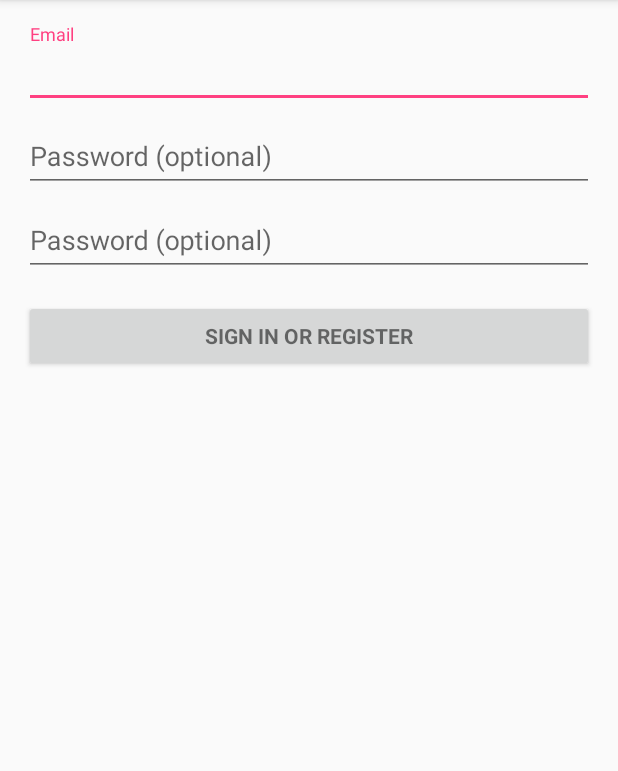
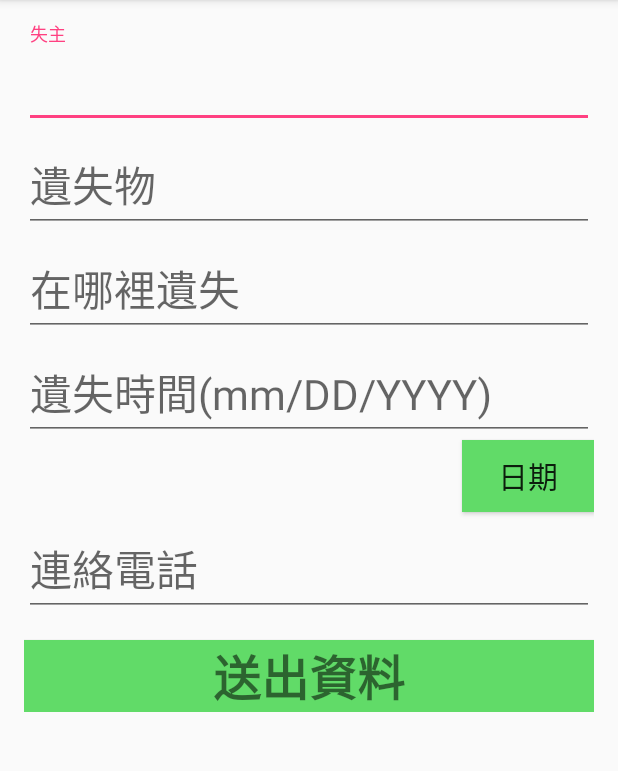
Before and after one commit to OUYU/Android_Subject_Lost-And-Find, an Android app: the LostThingDatainputActivity screen opened directly, with no data from a screen before it, on a phone screen of 412 x 824 dp, the part 84-855 px from its top. Run offline under Robolectric (Android 15) with nearby library versions, the phone set to English and light mode, and no system bars.

Commit message:
Login_Judgment Lost_Thing_Datainput_Activity

```diff
--- a/app/src/main/java/com/example/myapplication/LostThingDatainputActivity.java
+++ b/app/src/main/java/com/example/myapplication/LostThingDatainputActivity.java
@@ -3,6 +3,8 @@ package com.example.myapplication;
 import android.animation.Animator;
 import android.animation.AnimatorListenerAdapter;
 import android.annotation.TargetApi;
+import android.app.DatePickerDialog;
+import android.content.Intent;
 import android.content.pm.PackageManager;
 import android.support.annotation.NonNull;
 import android.support.design.widget.Snackbar;
@@ -26,10 +28,13 @@ import android.view.inputmethod.EditorInfo;
 import android.widget.ArrayAdapter;
 import android.widget.AutoCompleteTextView;
 import android.widget.Button;
+import android.widget.DatePicker;
 import android.widget.EditText;
 import android.widget.TextView;
+import android.widget.Toast;
 
 import java.util.ArrayList;
+import java.util.Calendar;
 import java.util.List;
 
 import static android.Manifest.permission.READ_CONTACTS;
@@ -39,40 +44,61 @@ import static android.Manifest.permission.READ_CONTACTS;
  */
 public class LostThingDatainputActivity extends AppCompatActivity implements LoaderCallbacks<Cursor> {
 
+    Calendar c = Calendar.getInstance();
+
     // UI references.
-    private AutoCompleteTextView mEmailView;
-    private EditText mPasswordView;
-    private View mProgressView;
-    private View mLoginFormView;
+    private EditText WhoLose;
+    private EditText WhatLose;
+    private EditText WhereLose;
+    private EditText WhenLose;
+    private EditText Connection;
+
+    // button
+    private Button submit;
+    private Button dateSelect;
 
     @Override
     protected void onCreate(Bundle savedInstanceState) {
         super.onCreate(savedInstanceState);
         setContentView(R.layout.activity_lost_thing_datainput);
+
         // Set up the login form.
-        mEmailView = (AutoCompleteTextView) findViewById(R.id.email);
-        mPasswordView = (EditText) findViewById(R.id.password);
-        mPasswordView.setOnEditorActionListener(new TextView.OnEditorActionListener() {
-            @Override
-            public boolean onEditorAction(TextView textView, int id, KeyEvent keyEvent) {
-                if (id == R.id.login || id == EditorInfo.IME_NULL) {
-                    attemptLogin();
-                    return true;
-                }
-                return false;
-            }
-        });
+        WhoLose = (EditText) findViewById(R.id.WhoLose);
+        WhatLose = (EditText) findViewById(R.id.WhatLose);
+        WhereLose = (EditText) findViewById(R.id.WhereLose);
+        WhenLose = (EditText) findViewById(R.id.WhenLose);
+        Connection = (EditText) findViewById(R.id.Connection);
 
-        Button mEmailSignInButton = (Button) findViewById(R.id.email_sign_in_button);
-        mEmailSignInButton.setOnClickListener(new OnClickListener() {
+        submit = (Button)findViewById(R.id.LostThingDataSubmit);
+        submit.setOnClickListener(new OnClickListener() {
             @Override
             public void onClick(View view) {
                 attemptLogin();
             }
         });
 
-        mLoginFormView = findViewById(R.id.login_form);
-        mProgressView = findViewById(R.id.login_progress);
+        dateSelect = (Button)findViewById(R.id.DateSelect);
+        dateSelect.setOnClickListener(new OnClickListener() {
+
+            DatePickerDialog.OnDateSetListener d = new DatePickerDialog.OnDateSetListener() {
+
+                @Override
+                public void onDateSet(DatePicker view, int year, int monthOfYear,int dayOfMonth) {
+
+                    int cday = dayOfMonth;
+                    int cmonth = monthOfYear + 1;
+                    int cyear = year;
+
+                    WhenLose.setText(cmonth + "/" + cday + "/" + cyear);
+                }
+            };
+
+            @Override
+            public void onClick(View view) {
+                new DatePickerDialog(LostThingDatainputActivity.this, d, c.get(Calendar.YEAR), c.get(Calendar.MONTH), c.get(Calendar.DAY_OF_MONTH)).show();
+            }
+        });
+
     }
 
     /**
@@ -83,18 +109,40 @@ public class LostThingDatainputActivity extends AppCompatActivity implements Loa
     private void attemptLogin() {
 
         // Reset errors.
-        mEmailView.setError(null);
-        mPasswordView.setError(null);
+        WhoLose.setError(null);
+        WhatLose.setError(null);
+        WhereLose.setError(null);
+        WhenLose.setError(null);
+        Connection.setError(null);
 
         // Store values at the time of the login attempt.
-        String email = mEmailView.getText().toString();
-        String password = mPasswordView.getText().toString();
+        String USER = WhoLose.getText().toString();
+        String ITEM = WhatLose.getText().toString();
+        String ADDRESS = WhereLose.getText().toString();
+        String DATE = WhenLose.getText().toString();
+        String PHONE = Connection.getText().toString();
 
         // Check for a valid password, if the user entered one.
 
         // Check for a valid email address.
-        if (TextUtils.isEmpty(email)) {
-            mEmailView.setError(getString(R.string.error_field_required));
+        if (TextUtils.isEmpty(USER)) {
+            WhoLose.setError(getString(R.string.error_field_required));
+        }
+
+        if (TextUtils.isEmpty(ITEM)) {
+            WhatLose.setError(getString(R.string.error_field_required));
+        }
+
+        if (TextUtils.isEmpty(ADDRESS)) {
+            WhereLose.setError(getString(R.string.error_field_required));
+        }
+
+        if (TextUtils.isEmpty(DATE)) {
+            WhenLose.setError(getString(R.string.error_field_required));
+        }
+
+        if (TextUtils.isEmpty(PHONE)) {
+            Connection.setError(getString(R.string.error_field_required));
         }
     }
 
--- a/app/src/main/res/layout/activity_lost_thing_datainput.xml
+++ b/app/src/main/res/layout/activity_lost_thing_datainput.xml
@@ -34,14 +34,15 @@
                 android:layout_width="match_parent"
                 android:layout_height="wrap_content">
 
-                <AutoCompleteTextView
-                    android:id="@+id/email"
+                <EditText
+                    android:id="@+id/WhoLose"
                     android:layout_width="match_parent"
                     android:layout_height="wrap_content"
-                    android:hint="@string/prompt_email"
-                    android:inputType="textEmailAddress"
+                    android:hint="@string/WhoLose"
+                    android:inputType="text"
                     android:maxLines="1"
-                    android:singleLine="true" />
+                    android:singleLine="true"
+                    android:textSize="28dp" />
 
             </android.support.design.widget.TextInputLayout>
 
@@ -50,16 +51,17 @@
                 android:layout_height="wrap_content">
 
                 <EditText
-                    android:id="@+id/password"
+                    android:id="@+id/WhatLose"
                     android:layout_width="match_parent"
                     android:layout_height="wrap_content"
-                    android:hint="@string/prompt_password"
+                    android:hint="@string/WhatLose"
                     android:imeActionId="@+id/login"
                     android:imeActionLabel="@string/action_sign_in_short"
                     android:imeOptions="actionUnspecified"
-                    android:inputType="textPassword"
+                    android:inputType="text"
                     android:maxLines="1"
-                    android:singleLine="true" />
+                    android:singleLine="true"
+                    android:textSize="28dp" />
 
             </android.support.design.widget.TextInputLayout>
 
@@ -68,27 +70,77 @@
                 android:layout_height="wrap_content">
 
                 <EditText
-                    android:id="@+id/pass"
+                    android:id="@+id/WhereLose"
                     android:layout_width="match_parent"
                     android:layout_height="wrap_content"
-                    android:hint="@string/prompt_password"
+                    android:hint="@string/WhereLose"
                     android:imeActionId="@+id/login"
                     android:imeActionLabel="@string/action_sign_in_short"
                     android:imeOptions="actionUnspecified"
-                    android:inputType="textPassword"
+                    android:inputType="text"
                     android:maxLines="1"
-                    android:singleLine="true" />
+                    android:singleLine="true"
+                    android:textSize="28dp" />
+
+            </android.support.design.widget.TextInputLayout>
+
+            <android.support.design.widget.TextInputLayout
+                android:layout_width="match_parent"
+                android:layout_height="wrap_content">
+
+                <EditText
+                    android:id="@+id/WhenLose"
+                    android:layout_width="match_parent"
+                    android:layout_height="wrap_content"
+                    android:hint="@string/WhenLose"
+                    android:imeActionId="@+id/login"
+                    android:imeActionLabel="@string/action_sign_in_short"
+                    android:imeOptions="actionUnspecified"
+                    android:inputType="date"
+                    android:maxLines="1"
+                    android:singleLine="true"
+                    android:textSize="28dp" />
 
             </android.support.design.widget.TextInputLayout>
 
             <Button
-                android:id="@+id/email_sign_in_button"
+                android:layout_width="wrap_content"
+                android:layout_height="wrap_content"
+                android:text="日期"
+                android:id="@+id/DateSelect"
+                android:layout_gravity="right"
+                android:textSize="20dp"
+                android:background="#61db68" />
+
+            <android.support.design.widget.TextInputLayout
+                android:layout_width="match_parent"
+                android:layout_height="wrap_content">
+
+                <EditText
+                    android:id="@+id/Connection"
+                    android:layout_width="match_parent"
+                    android:layout_height="wrap_content"
+                    android:hint="@string/Connection"
+                    android:imeActionId="@+id/login"
+                    android:imeActionLabel="@string/action_sign_in_short"
+                    android:imeOptions="actionUnspecified"
+                    android:inputType="phone"
+                    android:maxLines="1"
+                    android:singleLine="true"
+                    android:textSize="28dp" />
+
+            </android.support.design.widget.TextInputLayout>
+
+            <Button
+                android:id="@+id/LostThingDataSubmit"
                 style="?android:textAppearanceSmall"
                 android:layout_width="match_parent"
                 android:layout_height="wrap_content"
                 android:layout_marginTop="16dp"
-                android:text="@string/action_sign_in"
-                android:textStyle="bold" />
+                android:textStyle="bold"
+                android:text="送出資料"
+                android:textSize="32dp"
+                android:background="#61db68" />
 
         </LinearLayout>
     </ScrollView>
--- a/app/src/main/res/values/strings.xml
+++ b/app/src/main/res/values/strings.xml
@@ -4,11 +4,14 @@
     <string name="action_reset">清除頁面資料</string>
     <string name="action_about">關於我們</string>
     <string name="action_quit">離開APP</string>
-    <string name="title_activity_lost_thing">LostThingActivity</string>
-    <string name="title_activity_lost_thing_datainput">Sign in</string>
 
-    <!-- Strings related to login -->
-    <string name="prompt_email">Email</string>
+    <!-- Strings related to InoutData -->
+    <string name="WhoLose">失主</string>
+    <string name="WhatLose">遺失物</string>
+    <string name="WhereLose">在哪裡遺失</string>
+    <string name="WhenLose">遺失時間(mm/DD/YYYY)</string>
+    <string name="Connection">連絡電話</string>
+
     <string name="prompt_password">Password (optional)</string>
     <string name="action_sign_in">Sign in or register</string>
     <string name="action_sign_in_short">Sign in</string>
@@ -19,4 +22,8 @@
     <string name="permission_rationale">"Contacts permissions are needed for providing email
         completions."
     </string>
+    <string name="title_activity_login">Sign in</string>
+
+    <!-- Strings related to login -->
+    <string name="prompt_email">Email</string>
 </resources>
```
Also changed, not shown: app/src/main/AndroidManifest.xml (+4 -3 lines), app/src/main/java/com/example/myapplication/MainActivity.java (+49 -18 lines).
